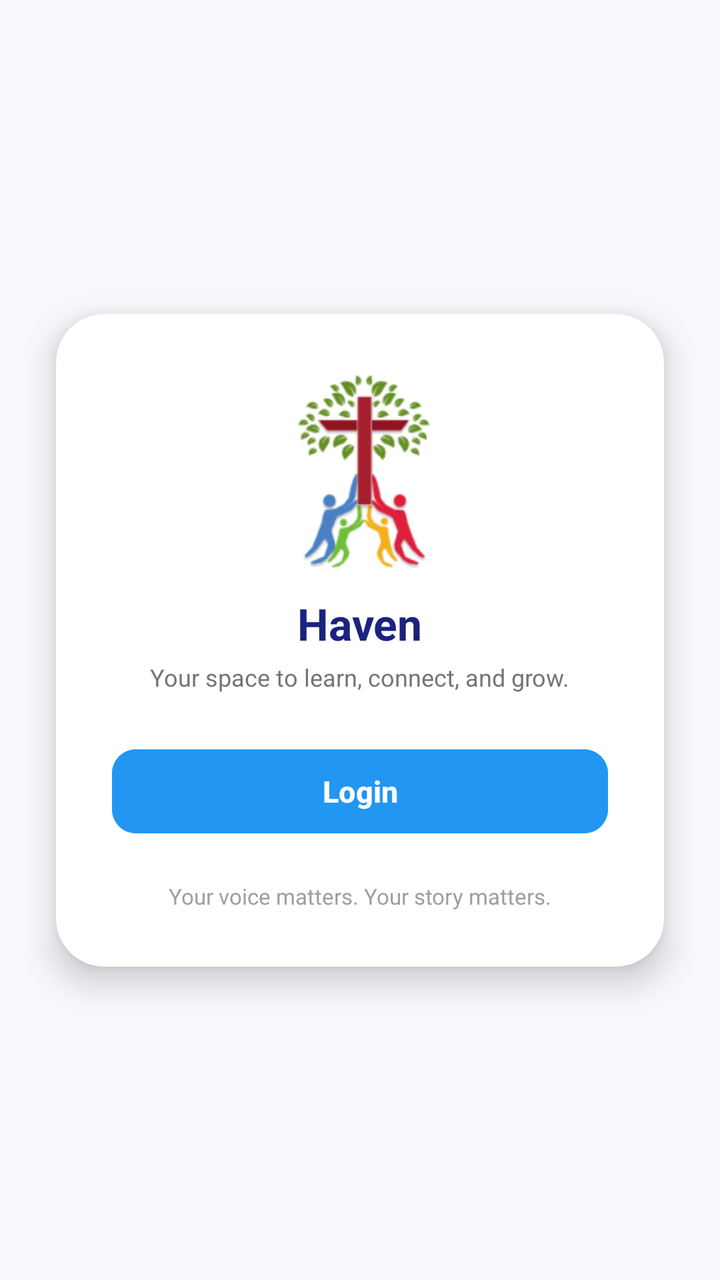
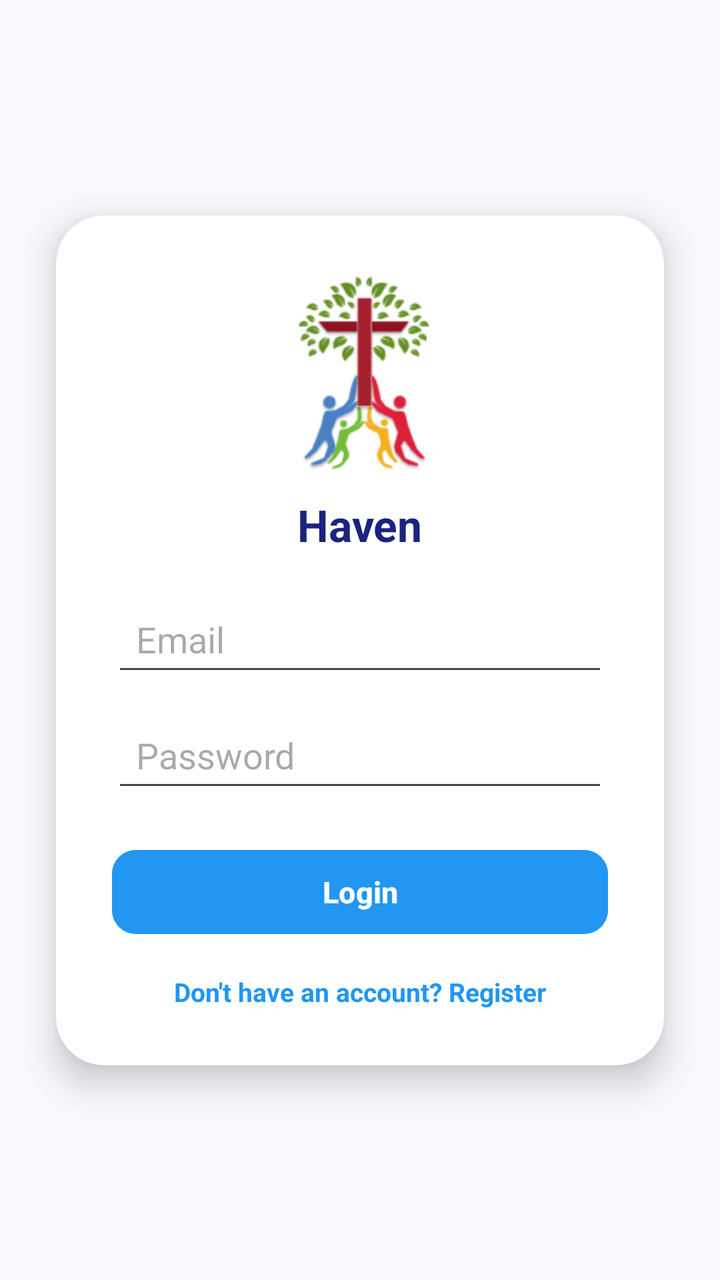

The first picture is an Android layout as it rendered before a commit; the second is the same layout after the commit. The layout source and the unified diff follow.
<!-- AndroidManifest.xml: application theme Theme.CRUJEDOPANGIT -->
<!-- res/layout/activity_main.xml -->
<?xml version="1.0" encoding="utf-8"?>
<androidx.constraintlayout.widget.ConstraintLayout
    xmlns:android="http://schemas.android.com/apk/res/android"
    xmlns:app="http://schemas.android.com/apk/res-auto"
    xmlns:tools="http://schemas.android.com/tools"
    android:id="@+id/main"
    android:layout_width="match_parent"
    android:layout_height="match_parent"
    android:background="#F7F9FC"
    tools:context=".MainActivity">

    <androidx.cardview.widget.CardView
        android:id="@+id/loginCard"
        android:layout_width="0dp"
        android:layout_height="wrap_content"
        android:layout_marginStart="28dp"
        android:layout_marginEnd="28dp"
        app:cardBackgroundColor="#FFFFFF"
        app:cardCornerRadius="24dp"
        app:cardElevation="10dp"
        app:layout_constraintBottom_toBottomOf="parent"
        app:layout_constraintEnd_toEndOf="parent"
        app:layout_constraintStart_toStartOf="parent"
        app:layout_constraintTop_toTopOf="parent">

        <LinearLayout
            android:layout_width="match_parent"
            android:layout_height="wrap_content"
            android:gravity="center_horizontal"
            android:orientation="vertical"
            android:padding="28dp">

            <ImageView
                android:id="@+id/logoImageView"
                android:layout_width="100dp"
                android:layout_height="100dp"
                android:adjustViewBounds="true"
                android:scaleType="fitCenter"
                android:src="@drawable/logo"
                tools:ignore="ContentDescription" />

            <TextView
                android:id="@+id/titleTextView"
                android:layout_width="wrap_content"
                android:layout_height="wrap_content"
                android:layout_marginTop="12dp"
                android:text="Haven"
                android:textColor="#1A237E"
                android:textSize="22sp"
                android:textStyle="bold" />

            <TextView
                android:id="@+id/subtitleTextView"
                android:layout_width="wrap_content"
                android:layout_height="wrap_content"
                android:layout_marginTop="4dp"
                android:text="Your space to learn, connect, and grow."
                android:textColor="#757575"
                android:textSize="12sp" />

            
            <Button
                android:id="@+id/superButton"
                android:layout_width="match_parent"
                android:layout_height="50dp"
                android:layout_marginTop="24dp"
                android:backgroundTint="#2196F3"
                android:text="Login"
                android:textColor="#FFFFFF"
                android:textSize="15sp"
                android:textStyle="bold"
                app:cornerRadius="12dp" />

            <TextView
                android:id="@+id/footerTextView"
                android:layout_width="wrap_content"
                android:layout_height="wrap_content"
                android:layout_marginTop="20dp"
                android:text="Your voice matters. Your story matters."
                android:textColor="#9E9E9E"
                android:textSize="11sp" />

        </LinearLayout>
    </androidx.cardview.widget.CardView>

</androidx.constraintlayout.widget.ConstraintLayout>
<!-- resources referenced by this layout -->
<resources>
  <!-- drawable logo: png bitmap (drawable, 11340 bytes) -->
  <style name="Theme.CRUJEDOPANGIT" parent="Base.Theme.CRUJEDOPANGIT" />
  <style name="Base.Theme.CRUJEDOPANGIT" parent="Theme.Material3.DayNight.NoActionBar">
          
          
      </style>
</resources>

<!-- the commit's change to res/layout/activity_main.xml (unified diff, before → after) -->
@@ -49,21 +49,31 @@
                 android:textSize="22sp"
                 android:textStyle="bold" />
 
-            <TextView
-                android:id="@+id/subtitleTextView"
-                android:layout_width="wrap_content"
-                android:layout_height="wrap_content"
-                android:layout_marginTop="4dp"
-                android:text="Your space to learn, connect, and grow."
-                android:textColor="#757575"
-                android:textSize="12sp" />
+            <EditText
+                android:id="@+id/emailEditText"
+                android:layout_width="match_parent"
+                android:layout_height="50dp"
+                android:layout_marginTop="16dp"
+                android:hint="Email"
+                android:inputType="textEmailAddress"
+                android:paddingStart="12dp"
+                android:paddingEnd="12dp" />
 
-            
+            <EditText
+                android:id="@+id/passwordEditText"
+                android:layout_width="match_parent"
+                android:layout_height="50dp"
+                android:layout_marginTop="8dp"
+                android:hint="Password"
+                android:inputType="textPassword"
+                android:paddingStart="12dp"
+                android:paddingEnd="12dp" />
+
             <Button
                 android:id="@+id/superButton"
                 android:layout_width="match_parent"
                 android:layout_height="50dp"
-                android:layout_marginTop="24dp"
+                android:layout_marginTop="20dp"
                 android:backgroundTint="#2196F3"
                 android:text="Login"
                 android:textColor="#FFFFFF"
@@ -72,13 +82,14 @@
                 app:cornerRadius="12dp" />
 
             <TextView
-                android:id="@+id/footerTextView"
+                android:id="@+id/registerTextView"
                 android:layout_width="wrap_content"
                 android:layout_height="wrap_content"
-                android:layout_marginTop="20dp"
-                android:text="Your voice matters. Your story matters."
-                android:textColor="#9E9E9E"
-                android:textSize="11sp" />
+                android:layout_marginTop="16dp"
+                android:text="Don't have an account? Register"
+                android:textColor="#2196F3"
+                android:textSize="13sp"
+                android:textStyle="bold" />
 
         </LinearLayout>
     </androidx.cardview.widget.CardView>
